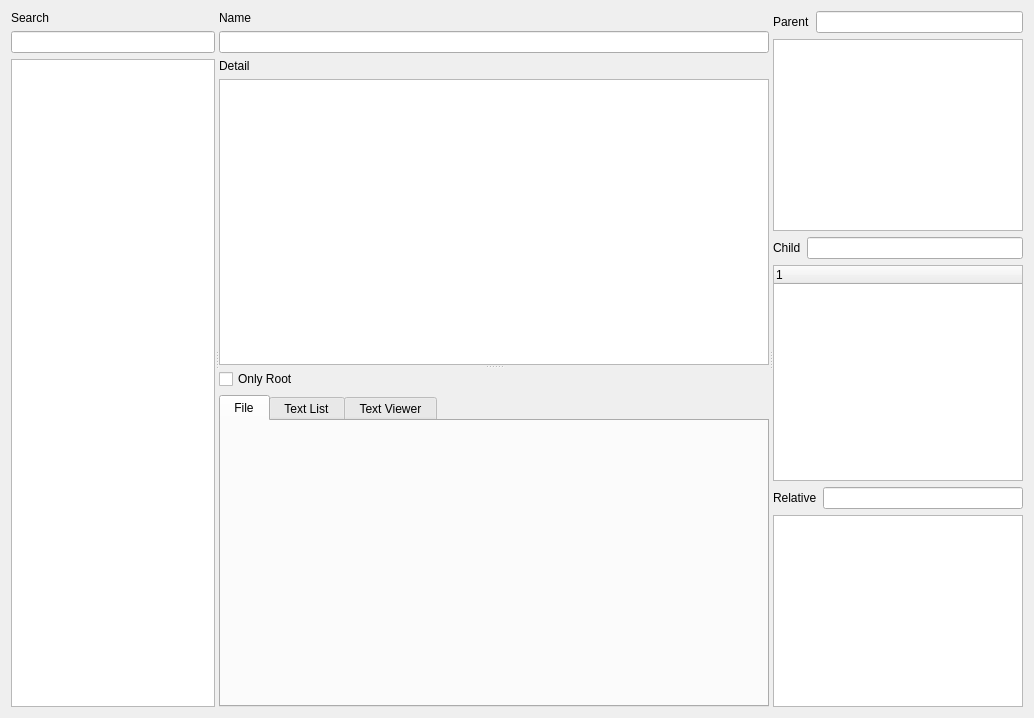
The window that module/Ui_Concept.ui (Holence/DongliTeahouseStudio2) describes before a commit, drawn with Qt 5.
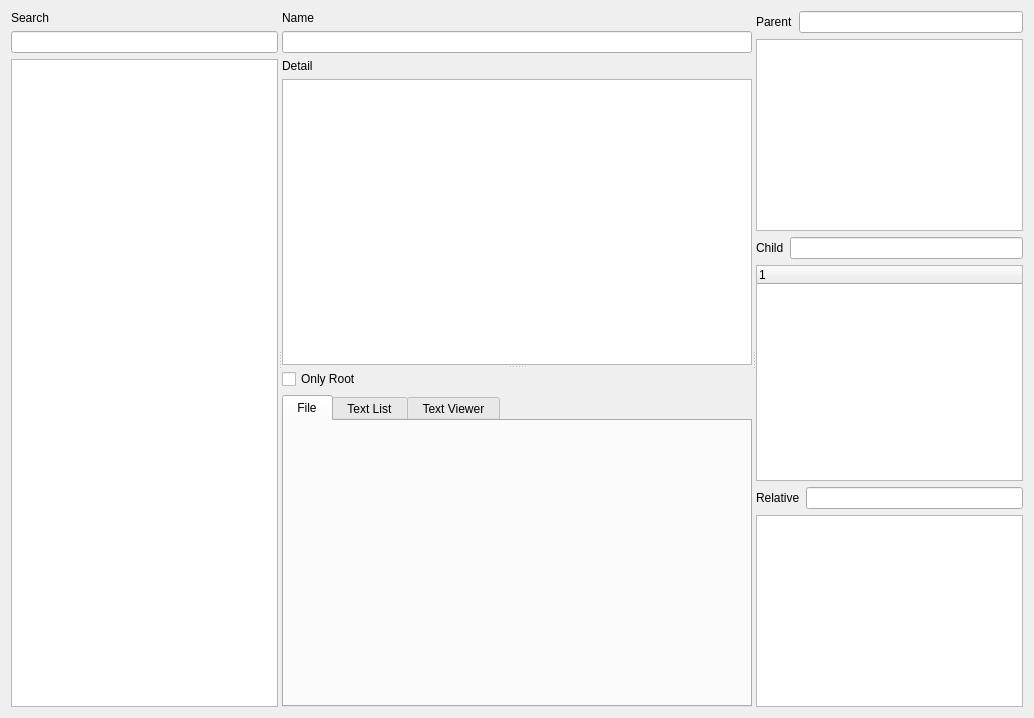
The same window after the commit. Custom widgets are drawn as their Qt base class.

What changed in the file:
```diff
--- a/module/Ui_Concept.ui
+++ b/module/Ui_Concept.ui
@@ -67,7 +67,7 @@
          <widget class="QLineEdit" name="lineEdit_name">
           <property name="minimumSize">
            <size>
-            <width>550</width>
+            <width>450</width>
             <height>0</height>
            </size>
           </property>
@@ -90,7 +90,7 @@
           </property>
           <property name="minimumSize">
            <size>
-            <width>550</width>
+            <width>450</width>
             <height>100</height>
            </size>
           </property>
```
